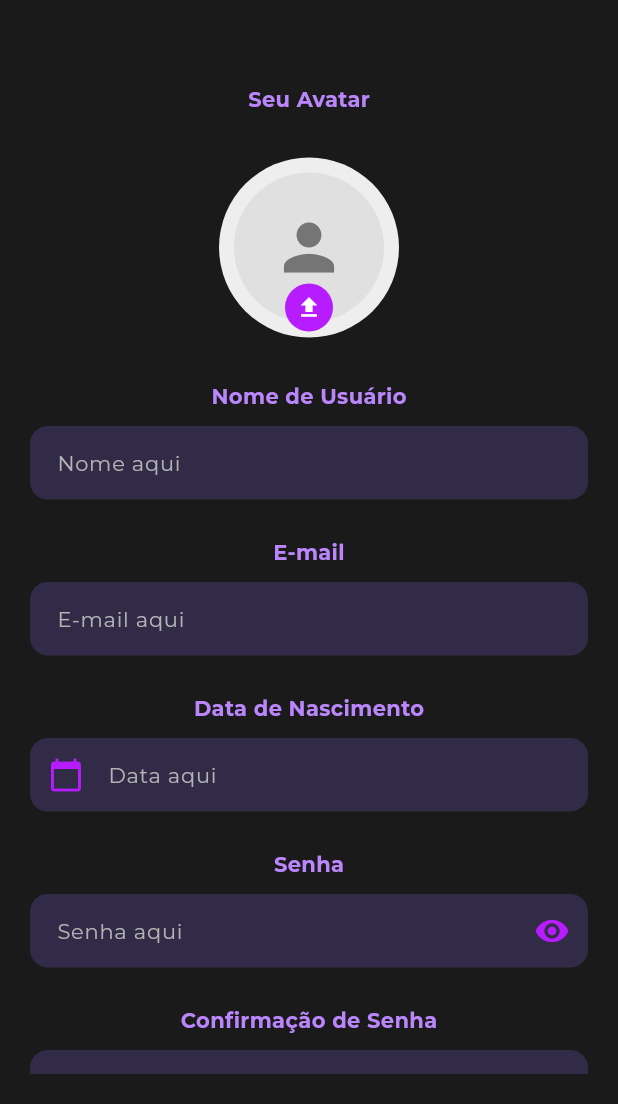
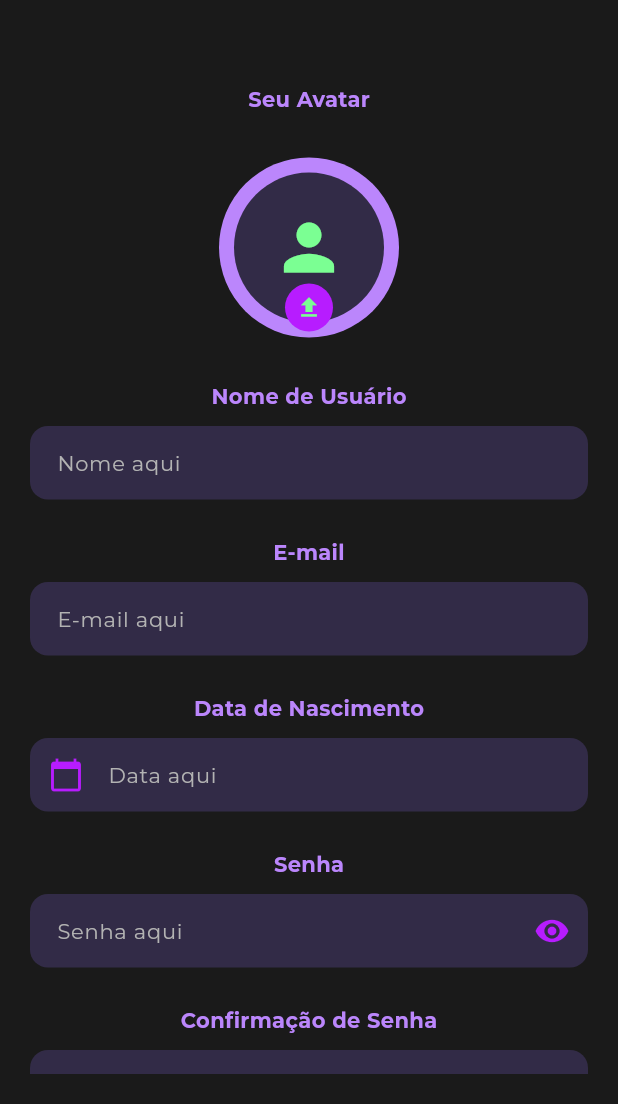
Before and after one commit to Enock21/tm, a Flutter app: the screen it shows after launch, on a phone screen of 412 x 824 dp, the part 132-1236 px from its top. Run offline on Flutter 3.47's test engine with Material 3 defaults, Android fonts, the phone set to English and light mode, and no system bars; our stand-ins replace google_fonts; project files that could hold a hidden picture were left out.

Commit message:
#19 personalizado e concluído (apenas a fachada, implementação de upload ainda pendente)

```diff
--- a/tm_front/lib/components/input/ci_avatar_upload.dart
+++ b/tm_front/lib/components/input/ci_avatar_upload.dart
@@ -15,18 +15,18 @@ class CIAvatarUpload extends StatelessWidget {
         height: 120,
         decoration: BoxDecoration(
           shape: BoxShape.circle,
-          color: Colors.grey[200],
+          color: AppColors.nonInteractiveMainColor,
         ),
         child: Stack(
           alignment: Alignment.center,
           children: [
             CircleAvatar(
               radius: 50,
-              backgroundColor: Colors.grey[300],
+              backgroundColor: AppColors.boxColor,
               child: Icon(
                 Icons.person,
                 size: 50,
-                color: Colors.grey[600],
+                color: AppColors.nonInteractiveGreen,
               ),
             ),
             // Ícone de upload posicionado na parte inferior do círculo
@@ -38,7 +38,7 @@ class CIAvatarUpload extends StatelessWidget {
                 child: const Icon(
                   Icons.file_upload,
                   size: 18,
-                  color: Colors.white,
+                  color: AppColors.nonInteractiveGreen,
                 ),
               ),
             ),
```
